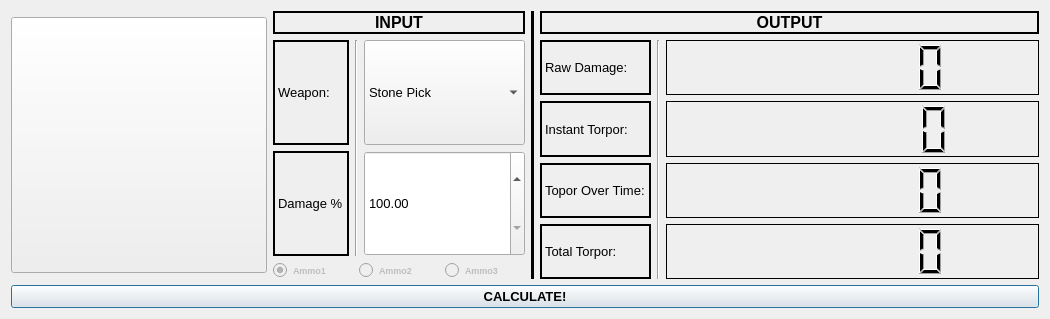
Qt form mainwindow.ui (mattearly/ARK-Survial-Evolved-damage-calculator) before a commit.
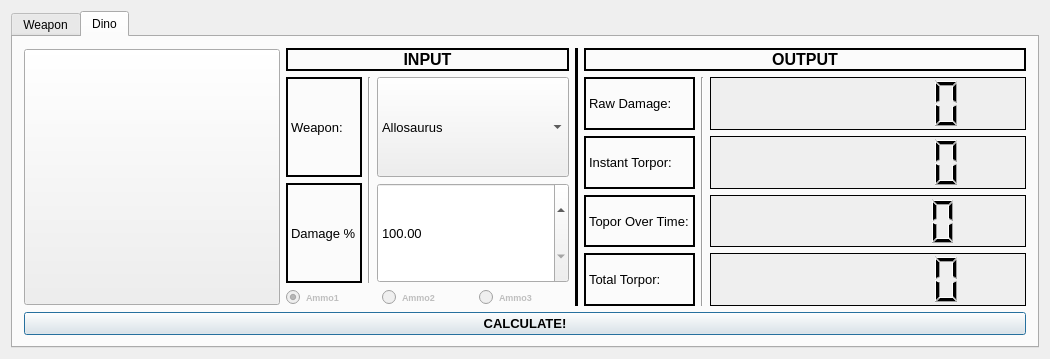
The same form after that commit.

Commit message: prepping dino damage

The edit to the form file:
```diff
--- a/mainwindow.ui
+++ b/mainwindow.ui
@@ -7,7 +7,7 @@
     <x>0</x>
     <y>0</y>
     <width>1050</width>
-    <height>319</height>
+    <height>353</height>
    </rect>
   </property>
   <property name="sizePolicy">
@@ -28,6 +28,16 @@
   <widget class="QWidget" name="centralWidget">
    <layout class="QVBoxLayout" name="verticalLayout_7">
     <item>
+     <widget class="QTabWidget" name="tabWidget_damage">
+      <property name="currentIndex">
+       <number>1</number>
+      </property>
+      <widget class="QWidget" name="tab">
+       <attribute name="title">
+        <string>Weapon</string>
+       </attribute>
+       <layout class="QVBoxLayout" name="verticalLayout_8">
+        <item>
      <layout class="QHBoxLayout" name="horizontalLayout_5">
       <item>
        <layout class="QHBoxLayout" name="horizontalLayout_3">
@@ -746,6 +756,913 @@
       <property name="flat">
        <bool>false</bool>
       </property>
+         </widget>
+        </item>
+       </layout>
+      </widget>
+      <widget class="QWidget" name="tab_2">
+       <attribute name="title">
+        <string>Dino</string>
+       </attribute>
+       <layout class="QVBoxLayout" name="verticalLayout_15">
+        <item>
+         <layout class="QHBoxLayout" name="horizontalLayout_6">
+          <item>
+           <layout class="QHBoxLayout" name="horizontalLayout_7">
+            <item>
+             <widget class="QPushButton" name="pushButton_webLink_2">
+              <property name="sizePolicy">
+               <sizepolicy hsizetype="Fixed" vsizetype="Fixed">
+                <horstretch>0</horstretch>
+                <verstretch>0</verstretch>
+               </sizepolicy>
+              </property>
+              <property name="minimumSize">
+               <size>
+                <width>256</width>
+                <height>256</height>
+               </size>
+              </property>
+              <property name="text">
+               <string/>
+              </property>
+             </widget>
+            </item>
+            <item>
+             <layout class="QVBoxLayout" name="verticalLayout_9">
+              <item>
+               <widget class="QLabel" name="label_input_2">
+                <property name="sizePolicy">
+                 <sizepolicy hsizetype="Minimum" vsizetype="Maximum">
+                  <horstretch>0</horstretch>
+                  <verstretch>0</verstretch>
+                 </sizepolicy>
+                </property>
+                <property name="font">
+                 <font>
+                  <pointsize>12</pointsize>
+                  <weight>75</weight>
+                  <bold>true</bold>
+                 </font>
+                </property>
+                <property name="frameShape">
+                 <enum>QFrame::WinPanel</enum>
+                </property>
+                <property name="frameShadow">
+                 <enum>QFrame::Plain</enum>
+                </property>
+                <property name="lineWidth">
+                 <number>5</number>
+                </property>
+                <property name="text">
+                 <string>INPUT</string>
+                </property>
+                <property name="alignment">
+                 <set>Qt::AlignCenter</set>
+                </property>
+               </widget>
+              </item>
+              <item>
+               <layout class="QHBoxLayout" name="horizontalLayout_8">
+                <item>
+                 <layout class="QVBoxLayout" name="verticalLayout_10">
+                  <item>
+                   <widget class="QLabel" name="label_Weapon_2">
+                    <property name="sizePolicy">
+                     <sizepolicy hsizetype="Minimum" vsizetype="Minimum">
+                      <horstretch>0</horstretch>
+                      <verstretch>0</verstretch>
+                     </sizepolicy>
+                    </property>
+                    <property name="font">
+                     <font>
+                      <pointsize>10</pointsize>
+                     </font>
+                    </property>
+                    <property name="frameShape">
+                     <enum>QFrame::WinPanel</enum>
+                    </property>
+                    <property name="frameShadow">
+                     <enum>QFrame::Plain</enum>
+                    </property>
+                    <property name="lineWidth">
+                     <number>2</number>
+                    </property>
+                    <property name="text">
+                     <string>Weapon: </string>
+                    </property>
+                   </widget>
+                  </item>
+                  <item>
+                   <widget class="QLabel" name="label_damagepercent_2">
+                    <property name="sizePolicy">
+                     <sizepolicy hsizetype="Minimum" vsizetype="Minimum">
+                      <horstretch>0</horstretch>
+                      <verstretch>0</verstretch>
+                     </sizepolicy>
+                    </property>
+                    <property name="font">
+                     <font>
+                      <pointsize>10</pointsize>
+                     </font>
+                    </property>
+                    <property name="frameShape">
+                     <enum>QFrame::WinPanel</enum>
+                    </property>
+                    <property name="frameShadow">
+                     <enum>QFrame::Plain</enum>
+                    </property>
+                    <property name="lineWidth">
+                     <number>2</number>
+                    </property>
+                    <property name="text">
+                     <string>Damage %</string>
+                    </property>
+                   </widget>
+                  </item>
+                 </layout>
+                </item>
+                <item>
+                 <widget class="Line" name="line_4">
+                  <property name="orientation">
+                   <enum>Qt::Vertical</enum>
+                  </property>
+                 </widget>
+                </item>
+                <item>
+                 <layout class="QVBoxLayout" name="verticalLayout_11">
+                  <item>
+                   <widget class="QComboBox" name="comboBox_Weapon_2">
+                    <property name="sizePolicy">
+                     <sizepolicy hsizetype="Minimum" vsizetype="Minimum">
+                      <horstretch>0</horstretch>
+                      <verstretch>0</verstretch>
+                     </sizepolicy>
+                    </property>
+                    <property name="font">
+                     <font>
+                      <pointsize>10</pointsize>
+                     </font>
+                    </property>
+                    <item>
+                     <property name="text">
+                      <string>Allosaurus</string>
+                     </property>
+                    </item>
+                    <item>
+                     <property name="text">
+                      <string>Angler</string>
+                     </property>
+                    </item>
+                    <item>
+                     <property name="text">
+                      <string>Ankylosaurus</string>
+                     </property>
+                    </item>
+                    <item>
+                     <property name="text">
+                      <string>Araneo (Spider)</string>
+                     </property>
+                    </item>
+                    <item>
+                     <property name="text">
+                      <string>Argentavis</string>
+                     </property>
+                    </item>
+                    <item>
+                     <property name="text">
+                      <string>Arthrpluera</string>
+                     </property>
+                    </item>
+                    <item>
+                     <property name="text">
+                      <string>Beelzebufo</string>
+                     </property>
+                    </item>
+                    <item>
+                     <property name="text">
+                      <string>Brontosaurus</string>
+                     </property>
+                    </item>
+                    <item>
+                     <property name="text">
+                      <string>Carbonemys</string>
+                     </property>
+                    </item>
+                    <item>
+                     <property name="text">
+                      <string>Carnotaurus</string>
+                     </property>
+                    </item>
+                    <item>
+                     <property name="text">
+                      <string>Castoroids (Giant Beaver)</string>
+                     </property>
+                    </item>
+                    <item>
+                     <property name="text">
+                      <string>Compy</string>
+                     </property>
+                    </item>
+                    <item>
+                     <property name="text">
+                      <string>Dilophosaurus</string>
+                     </property>
+                    </item>
+                    <item>
+                     <property name="text">
+                      <string>Dimetrodon</string>
+                     </property>
+                    </item>
+                    <item>
+                     <property name="text">
+                      <string>Dimorphodon</string>
+                     </property>
+                    </item>
+                    <item>
+                     <property name="text">
+                      <string>Diplodocus</string>
+                     </property>
+                    </item>
+                    <item>
+                     <property name="text">
+                      <string>Direbear</string>
+                     </property>
+                    </item>
+                    <item>
+                     <property name="text">
+                      <string>Direwolf</string>
+                     </property>
+                    </item>
+                    <item>
+                     <property name="text">
+                      <string>Dodo</string>
+                     </property>
+                    </item>
+                    <item>
+                     <property name="text">
+                      <string>Doedicurus</string>
+                     </property>
+                    </item>
+                    <item>
+                     <property name="text">
+                      <string>Dung Beetle</string>
+                     </property>
+                    </item>
+                    <item>
+                     <property name="text">
+                      <string>Dunkleosteus</string>
+                     </property>
+                    </item>
+                    <item>
+                     <property name="text">
+                      <string>Gallimimus</string>
+                     </property>
+                    </item>
+                    <item>
+                     <property name="text">
+                      <string>Gigatopithecus</string>
+                     </property>
+                    </item>
+                    <item>
+                     <property name="text">
+                      <string>Gigantosaurus</string>
+                     </property>
+                    </item>
+                    <item>
+                     <property name="text">
+                      <string>Ichthyosaurus</string>
+                     </property>
+                    </item>
+                    <item>
+                     <property name="text">
+                      <string>Kairuku</string>
+                     </property>
+                    </item>
+                    <item>
+                     <property name="text">
+                      <string>Lystrosaurus</string>
+                     </property>
+                    </item>
+                    <item>
+                     <property name="text">
+                      <string>Mammoth</string>
+                     </property>
+                    </item>
+                    <item>
+                     <property name="text">
+                      <string>Manta</string>
+                     </property>
+                    </item>
+                    <item>
+                     <property name="text">
+                      <string>Megaloceros</string>
+                     </property>
+                    </item>
+                    <item>
+                     <property name="text">
+                      <string>Megalodon</string>
+                     </property>
+                    </item>
+                    <item>
+                     <property name="text">
+                      <string>Mesopithecus</string>
+                     </property>
+                    </item>
+                    <item>
+                     <property name="text">
+                      <string>Mosasaurus</string>
+                     </property>
+                    </item>
+                    <item>
+                     <property name="text">
+                      <string>Oncy (Bat)</string>
+                     </property>
+                    </item>
+                    <item>
+                     <property name="text">
+                      <string>Oviraptor</string>
+                     </property>
+                    </item>
+                    <item>
+                     <property name="text">
+                      <string>Pachy</string>
+                     </property>
+                    </item>
+                    <item>
+                     <property name="text">
+                      <string>Paraceratherium</string>
+                     </property>
+                    </item>
+                    <item>
+                     <property name="text">
+                      <string>Parasaur</string>
+                     </property>
+                    </item>
+                    <item>
+                     <property name="text">
+                      <string>Pelagornis</string>
+                     </property>
+                    </item>
+                    <item>
+                     <property name="text">
+                      <string>Phiomia</string>
+                     </property>
+                    </item>
+                    <item>
+                     <property name="text">
+                      <string>Piranha</string>
+                     </property>
+                    </item>
+                    <item>
+                     <property name="text">
+                      <string>Plesiosaur</string>
+                     </property>
+                    </item>
+                    <item>
+                     <property name="text">
+                      <string>Procoptodon</string>
+                     </property>
+                    </item>
+                    <item>
+                     <property name="text">
+                      <string>Pteranodon</string>
+                     </property>
+                    </item>
+                    <item>
+                     <property name="text">
+                      <string>Pulmonoscorpius (Scorpion)</string>
+                     </property>
+                    </item>
+                    <item>
+                     <property name="text">
+                      <string>Quetzal</string>
+                     </property>
+                    </item>
+                    <item>
+                     <property name="text">
+                      <string>Raptor</string>
+                     </property>
+                    </item>
+                    <item>
+                     <property name="text">
+                      <string>Sabertooth</string>
+                     </property>
+                    </item>
+                    <item>
+                     <property name="text">
+                      <string>Sarco</string>
+                     </property>
+                    </item>
+                    <item>
+                     <property name="text">
+                      <string>Spinosaurus</string>
+                     </property>
+                    </item>
+                    <item>
+                     <property name="text">
+                      <string>Stegosaurus</string>
+                     </property>
+                    </item>
+                    <item>
+                     <property name="text">
+                      <string>Terror Bird</string>
+                     </property>
+                    </item>
+                    <item>
+                     <property name="text">
+                      <string>Titanosaur</string>
+                     </property>
+                    </item>
+                    <item>
+                     <property name="text">
+                      <string>Triceratops</string>
+                     </property>
+                    </item>
+                    <item>
+                     <property name="text">
+                      <string>Tyrannosaurus</string>
+                     </property>
+                    </item>
+                    <item>
+                     <property name="text">
+                      <string>Woolly Rhino</string>
+                     </property>
+                    </item>
+                   </widget>
+                  </item>
+                  <item>
+                   <widget class="QDoubleSpinBox" name="doubleSpinBox_damagepercent_2">
+                    <property name="sizePolicy">
+                     <sizepolicy hsizetype="Minimum" vsizetype="Minimum">
+                      <horstretch>0</horstretch>
+                      <verstretch>0</verstretch>
+                     </sizepolicy>
+                    </property>
+                    <property name="font">
+                     <font>
+                      <pointsize>10</pointsize>
+                     </font>
+                    </property>
+                    <property name="minimum">
+                     <double>100.000000000000000</double>
+                    </property>
+                    <property name="maximum">
+                     <double>650.000000000000000</double>
+                    </property>
+                   </widget>
+                  </item>
+                 </layout>
+                </item>
+               </layout>
+              </item>
+              <item>
+               <layout class="QHBoxLayout" name="horizontalLayout_9">
+                <item>
+                 <widget class="QRadioButton" name="radioButton_ammo1_2">
+                  <property name="enabled">
+                   <bool>false</bool>
+                  </property>
+                  <property name="font">
+                   <font>
+                    <pointsize>7</pointsize>
+                    <weight>75</weight>
+                    <bold>true</bold>
+                   </font>
+                  </property>
+                  <property name="text">
+                   <string>Ammo1</string>
+                  </property>
+                  <property name="shortcut">
+                   <string>1</string>
+                  </property>
+                  <property name="checked">
+                   <bool>true</bool>
+                  </property>
+                 </widget>
+                </item>
+                <item>
+                 <widget class="QRadioButton" name="radioButton_ammo2_2">
+                  <property name="enabled">
+                   <bool>false</bool>
+                  </property>
+                  <property name="font">
+                   <font>
+                    <pointsize>7</pointsize>
+                    <weight>75</weight>
+                    <bold>true</bold>
+                   </font>
+                  </property>
+                  <property name="text">
+                   <string>Ammo2</string>
+                  </property>
+                  <property name="shortcut">
+                   <string>2</string>
+                  </property>
+                  <property name="checked">
+                   <bool>false</bool>
+                  </property>
+                 </widget>
+                </item>
+                <item>
+                 <widget class="QRadioButton" name="radioButton_ammo3_2">
+                  <property name="enabled">
+                   <bool>false</bool>
+                  </property>
+                  <property name="font">
+                   <font>
+                    <pointsize>7</pointsize>
+                    <weight>75</weight>
+                    <bold>true</bold>
+                   </font>
+                  </property>
+                  <property name="text">
+                   <string>Ammo3</string>
+                  </property>
+                  <property name="shortcut">
+                   <string>3</string>
+                  </property>
+                  <property name="checked">
+                   <bool>false</bool>
+                  </property>
+                 </widget>
+                </item>
+               </layout>
+              </item>
+             </layout>
+            </item>
+           </layout>
+          </item>
+          <item>
+           <widget class="Line" name="line_5">
+            <property name="frameShadow">
+             <enum>QFrame::Plain</enum>
+            </property>
+            <property name="lineWidth">
+             <number>8</number>
+            </property>
+            <property name="orientation">
+             <enum>Qt::Vertical</enum>
+            </property>
+           </widget>
+          </item>
+          <item>
+           <layout class="QVBoxLayout" name="verticalLayout_12">
+            <item>
+             <widget class="QLabel" name="label_output_2">
+              <property name="sizePolicy">
+               <sizepolicy hsizetype="Preferred" vsizetype="Maximum">
+                <horstretch>0</horstretch>
+                <verstretch>0</verstretch>
+               </sizepolicy>
+              </property>
+              <property name="font">
+               <font>
+                <pointsize>12</pointsize>
+                <weight>75</weight>
+                <bold>true</bold>
+               </font>
+              </property>
+              <property name="frameShape">
+               <enum>QFrame::WinPanel</enum>
+              </property>
+              <property name="frameShadow">
+               <enum>QFrame::Plain</enum>
+              </property>
+              <property name="lineWidth">
+               <number>5</number>
+              </property>
+              <property name="text">
+               <string>OUTPUT</string>
+              </property>
+              <property name="alignment">
+               <set>Qt::AlignCenter</set>
+              </property>
+             </widget>
+            </item>
+            <item>
+             <layout class="QHBoxLayout" name="horizontalLayout_10">
+              <item>
+               <layout class="QVBoxLayout" name="verticalLayout_13">
+                <item>
+                 <widget class="QLabel" name="label_RawDamage_2">
+                  <property name="sizePolicy">
+                   <sizepolicy hsizetype="Minimum" vsizetype="Minimum">
+                    <horstretch>0</horstretch>
+                    <verstretch>0</verstretch>
+                   </sizepolicy>
+                  </property>
+                  <property name="font">
+                   <font>
+                    <pointsize>10</pointsize>
+                   </font>
+                  </property>
+                  <property name="frameShape">
+                   <enum>QFrame::WinPanel</enum>
+                  </property>
+                  <property name="frameShadow">
+                   <enum>QFrame::Plain</enum>
+                  </property>
+                  <property name="lineWidth">
+                   <number>2</number>
+                  </property>
+                  <property name="text">
+                   <string>Raw Damage: </string>
+                  </property>
+                 </widget>
+                </item>
+                <item>
+                 <widget class="QLabel" name="label_InstantTorpor_2">
+                  <property name="sizePolicy">
+                   <sizepolicy hsizetype="Minimum" vsizetype="Minimum">
+                    <horstretch>0</horstretch>
+                    <verstretch>0</verstretch>
+                   </sizepolicy>
+                  </property>
+                  <property name="font">
+                   <font>
+                    <pointsize>10</pointsize>
+                   </font>
+                  </property>
+                  <property name="frameShape">
+                   <enum>QFrame::WinPanel</enum>
+                  </property>
+                  <property name="frameShadow">
+                   <enum>QFrame::Plain</enum>
+                  </property>
+                  <property name="lineWidth">
+                   <number>2</number>
+                  </property>
+                  <property name="text">
+                   <string>Instant Torpor:</string>
+                  </property>
+                 </widget>
+                </item>
+                <item>
+                 <widget class="QLabel" name="label_TorporOverTime_2">
+                  <property name="sizePolicy">
+                   <sizepolicy hsizetype="Minimum" vsizetype="Minimum">
+                    <horstretch>0</horstretch>
+                    <verstretch>0</verstretch>
+                   </sizepolicy>
+                  </property>
+                  <property name="font">
+                   <font>
+                    <pointsize>10</pointsize>
+                   </font>
+                  </property>
+                  <property name="frameShape">
+                   <enum>QFrame::WinPanel</enum>
+                  </property>
+                  <property name="frameShadow">
+                   <enum>QFrame::Plain</enum>
+                  </property>
+                  <property name="lineWidth">
+                   <number>2</number>
+                  </property>
+                  <property name="text">
+                   <string>Topor Over Time:</string>
+                  </property>
+                 </widget>
+                </item>
+                <item>
+                 <widget class="QLabel" name="label_TotalTorpor_2">
+                  <property name="sizePolicy">
+                   <sizepolicy hsizetype="Minimum" vsizetype="Minimum">
+                    <horstretch>0</horstretch>
+                    <verstretch>0</verstretch>
+                   </sizepolicy>
+                  </property>
+                  <property name="font">
+                   <font>
+                    <pointsize>10</pointsize>
+                   </font>
+                  </property>
+                  <property name="frameShape">
+                   <enum>QFrame::WinPanel</enum>
+                  </property>
+                  <property name="frameShadow">
+                   <enum>QFrame::Plain</enum>
+                  </property>
+                  <property name="lineWidth">
+                   <number>2</number>
+                  </property>
+                  <property name="text">
+                   <string>Total Torpor: </string>
+                  </property>
+                 </widget>
+                </item>
+               </layout>
+              </item>
+              <item>
+               <widget class="Line" name="line_6">
+                <property name="orientation">
+                 <enum>Qt::Vertical</enum>
+                </property>
+               </widget>
+              </item>
+              <item>
+               <layout class="QVBoxLayout" name="verticalLayout_14">
+                <item>
+                 <widget class="QLCDNumber" name="lcdNumber_rawdamage_2">
+                  <property name="sizePolicy">
+                   <sizepolicy hsizetype="MinimumExpanding" vsizetype="Minimum">
+                    <horstretch>0</horstretch>
+                    <verstretch>0</verstretch>
+                   </sizepolicy>
+                  </property>
+                  <property name="minimumSize">
+                   <size>
+                    <width>180</width>
+                    <height>0</height>
+                   </size>
+                  </property>
+                  <property name="font">
+                   <font>
+                    <weight>50</weight>
+                    <bold>false</bold>
+                    <kerning>true</kerning>
+                   </font>
+                  </property>
+                  <property name="layoutDirection">
+                   <enum>Qt::LeftToRight</enum>
+                  </property>
+                  <property name="autoFillBackground">
+                   <bool>true</bool>
+                  </property>
+                  <property name="frameShape">
+                   <enum>QFrame::Box</enum>
+                  </property>
+                  <property name="frameShadow">
+                   <enum>QFrame::Plain</enum>
+                  </property>
+                  <property name="lineWidth">
+                   <number>1</number>
+                  </property>
+                  <property name="digitCount">
+                   <number>7</number>
+                  </property>
+                 </widget>
+                </item>
+                <item>
+                 <widget class="QLCDNumber" name="lcdNumber_InstantTorpor_2">
+                  <property name="sizePolicy">
+                   <sizepolicy hsizetype="MinimumExpanding" vsizetype="Minimum">
+                    <horstretch>0</horstretch>
+                    <verstretch>0</verstretch>
+                   </sizepolicy>
+                  </property>
+                  <property name="minimumSize">
+                   <size>
+                    <width>180</width>
+                    <height>0</height>
+                   </size>
+                  </property>
+                  <property name="font">
+                   <font>
+                    <weight>50</weight>
+                    <bold>false</bold>
+                    <kerning>true</kerning>
+                   </font>
+                  </property>
+                  <property name="layoutDirection">
+                   <enum>Qt::LeftToRight</enum>
+                  </property>
+                  <property name="autoFillBackground">
+                   <bool>true</bool>
+                  </property>
+                  <property name="frameShape">
+                   <enum>QFrame::Box</enum>
+                  </property>
+                  <property name="frameShadow">
+                   <enum>QFrame::Plain</enum>
+                  </property>
+                  <property name="lineWidth">
+                   <number>1</number>
+                  </property>
+                  <property name="digitCount">
+                   <number>7</number>
+                  </property>
+                 </widget>
+                </item>
+                <item>
+                 <widget class="QLCDNumber" name="lcdNumber_TorporOverTime_2">
+                  <property name="sizePolicy">
+                   <sizepolicy hsizetype="MinimumExpanding" vsizetype="Minimum">
+                    <horstretch>0</horstretch>
+                    <verstretch>0</verstretch>
+                   </sizepolicy>
+                  </property>
+                  <property name="minimumSize">
+                   <size>
+                    <width>180</width>
+                    <height>0</height>
+                   </size>
+                  </property>
+                  <property name="font">
+                   <font>
+                    <weight>50</weight>
+                    <bold>false</bold>
+                    <kerning>true</kerning>
+                   </font>
+                  </property>
+                  <property name="layoutDirection">
+                   <enum>Qt::LeftToRight</enum>
+                  </property>
+                  <property name="autoFillBackground">
+                   <bool>true</bool>
+                  </property>
+                  <property name="frameShape">
+                   <enum>QFrame::Box</enum>
+                  </property>
+                  <property name="frameShadow">
+                   <enum>QFrame::Plain</enum>
+                  </property>
+                  <property name="lineWidth">
+                   <number>1</number>
+                  </property>
+                  <property name="digitCount">
+                   <number>7</number>
+                  </property>
+                 </widget>
+                </item>
+                <item>
+                 <widget class="QLCDNumber" name="lcdNumber_TotalTorpor_2">
+                  <property name="sizePolicy">
+                   <sizepolicy hsizetype="MinimumExpanding" vsizetype="Minimum">
+                    <horstretch>0</horstretch>
+                    <verstretch>0</verstretch>
+                   </sizepolicy>
+                  </property>
+                  <property name="minimumSize">
+                   <size>
+                    <width>180</width>
+                    <height>0</height>
+                   </size>
+                  </property>
+                  <property name="font">
+                   <font>
+                    <weight>50</weight>
+                    <bold>false</bold>
+                    <kerning>true</kerning>
+                   </font>
+                  </property>
+                  <property name="layoutDirection">
+                   <enum>Qt::LeftToRight</enum>
+                  </property>
+                  <property name="autoFillBackground">
+                   <bool>true</bool>
+                  </property>
+                  <property name="frameShape">
+                   <enum>QFrame::Box</enum>
+                  </property>
+                  <property name="frameShadow">
+                   <enum>QFrame::Plain</enum>
+                  </property>
+                  <property name="lineWidth">
+                   <number>1</number>
+                  </property>
+                  <property name="digitCount">
+                   <number>7</number>
+                  </property>
+                 </widget>
+                </item>
+               </layout>
+              </item>
+             </layout>
+            </item>
+           </layout>
+          </item>
+         </layout>
+        </item>
+        <item>
+         <widget class="QPushButton" name="pushButton_2">
+          <property name="font">
+           <font>
+            <pointsize>10</pointsize>
+            <weight>75</weight>
+            <bold>true</bold>
+           </font>
+          </property>
+          <property name="text">
+           <string>CALCULATE!</string>
+          </property>
+          <property name="shortcut">
+           <string>Return</string>
+          </property>
+          <property name="autoDefault">
+           <bool>false</bool>
+          </property>
+          <property name="default">
+           <bool>true</bool>
+          </property>
+          <property name="flat">
+           <bool>false</bool>
+          </property>
+         </widget>
+        </item>
+       </layout>
+      </widget>
      </widget>
     </item>
    </layout>
```
Lines whose indentation alone changed are shown as unchanged. The commit also changes 70 other files.
